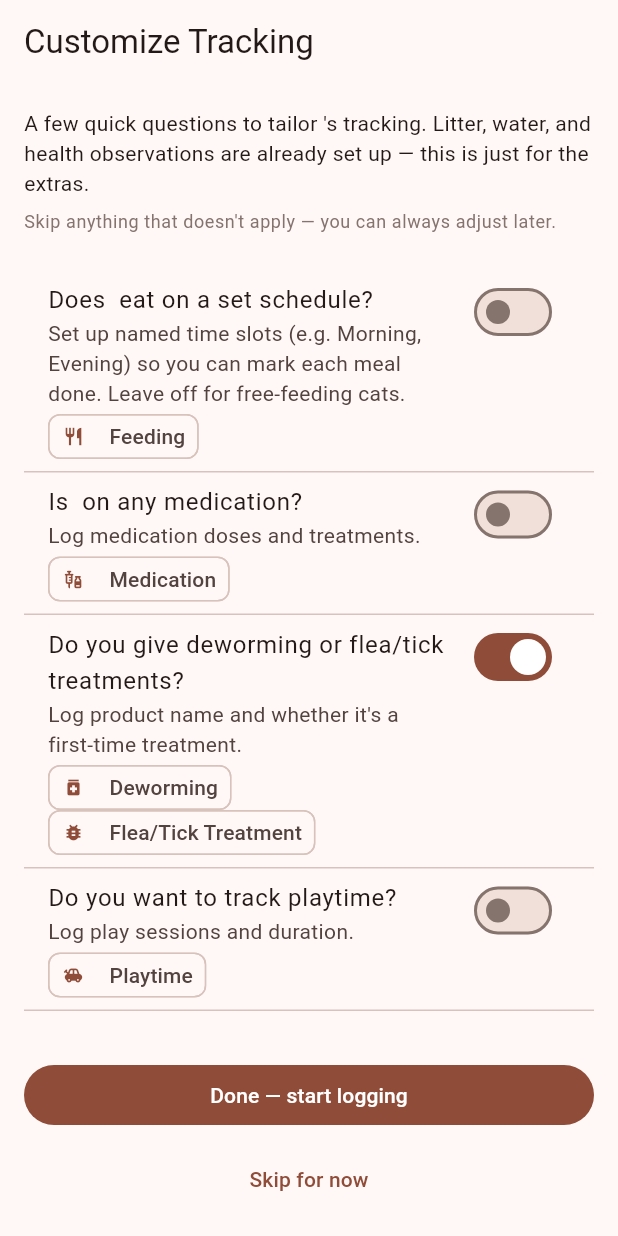
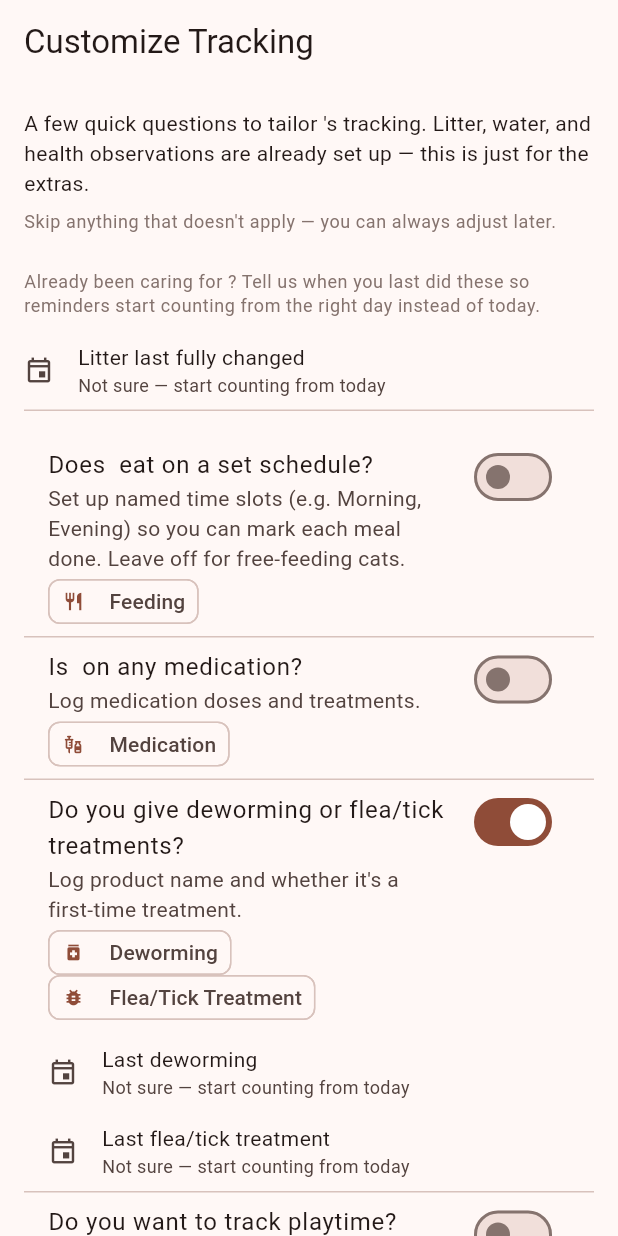
Before and after one commit to WuxiaScrub/pawlog, a Flutter app: the CatCareScreeningScreen screen opened directly with empty values, on a phone screen of 412 x 824 dp. Run offline on Flutter 3.47's test engine with Material 3 defaults, Android fonts, the phone set to English and light mode, and no system bars; our stand-ins replace drift, drift_flutter, fl_chart, flutter_local_notifications, flutter_riverpod, image_picker; missing offline and left inert: sqlite3; accounts and stored records are empty; generated files the repository leaves out were written again.

Commit message:
Seed reminder baselines for long-cadence chores at cat setup
Litter scoop and water change (24h thresholds) still require a real
first log before reminders start, avoiding day-one false positives.
For longer-cadence chores (litter change, deworming, flea treatment)
the screening screen now seeds a baseline event automatically, with
an optional "last done" date field so the user can backfill an
accurate date instead of defaulting to registration time.

```diff
--- a/lib/features/cats/cat_care_screening_screen.dart
+++ b/lib/features/cats/cat_care_screening_screen.dart
@@ -1,8 +1,11 @@
 import 'package:flutter/material.dart';
 import 'package:flutter_riverpod/flutter_riverpod.dart';
+import 'package:intl/intl.dart';
 
 import '../../models/event_type.dart';
 import '../../providers/cats_provider.dart';
+import '../../providers/events_provider.dart';
+import '../../providers/notification_settings_provider.dart';
 
 /// Screening questions shown once after a new cat profile is created.
 /// The user's answers determine which event types appear as quick-log
@@ -52,6 +55,9 @@ class _CatCareScreeningScreenState
 
   late final List<_ScreeningQuestion> _questions;
   late final Map<CatEventType, bool> _enabled;
+  final Map<CatEventType, DateTime?> _lastDone = {
+    for (final t in seedBaselineAtRegistration) t: null,
+  };
   bool _saving = false;
 
   @override
@@ -104,6 +110,23 @@ class _CatCareScreeningScreenState
           catId: widget.catId,
           enabledTypes: enabledTypes,
         );
+
+    // Seed a "last done" baseline for the long-cadence chores so reminders
+    // can start counting immediately instead of staying silent forever
+    // until a first real log. litterChange is always tracked; deworming
+    // and fleaTreatment only get seeded if the user said they apply.
+    final eventsRepo = ref.read(eventsRepositoryProvider);
+    for (final type in seedBaselineAtRegistration) {
+      final applies =
+          type == CatEventType.litterChange || _enabled[type] == true;
+      if (!applies) continue;
+      await eventsRepo.logEvent(
+        catId: widget.catId,
+        eventType: type,
+        notes: 'Added automatically when ${widget.catName} was set up',
+        loggedAt: _lastDone[type] ?? DateTime.now(),
+      );
+    }
     // No Navigator.pop() — this screen is rendered directly by _Root, which
     // will replace it with MainShell the moment screeningDone flips to true.
   }
@@ -130,6 +153,21 @@ class _CatCareScreeningScreenState
                 ),
           ),
           const SizedBox(height: 24),
+          Text(
+            'Already been caring for ${widget.catName}? Tell us when you last did these so reminders start counting from the right day instead of today.',
+            style: Theme.of(context).textTheme.bodySmall?.copyWith(
+                  color: Theme.of(context).colorScheme.outline,
+                ),
+          ),
+          const SizedBox(height: 8),
+          _LastDoneField(
+            label: 'Litter last fully changed',
+            value: _lastDone[CatEventType.litterChange],
+            onChanged: (d) =>
+                setState(() => _lastDone[CatEventType.litterChange] = d),
+          ),
+          const Divider(height: 1),
+          const SizedBox(height: 16),
           for (final q in _questions) ...[
             _ScreeningTile(
               question: q.question,
@@ -142,6 +180,17 @@ class _CatCareScreeningScreenState
                 }
               }),
             ),
+            if (q.types.every((t) => _enabled[t] == true))
+              for (final t in q.types)
+                if (seedBaselineAtRegistration.contains(t))
+                  Padding(
+                    padding: const EdgeInsets.only(left: 16),
+                    child: _LastDoneField(
+                      label: 'Last ${t.label.toLowerCase()}',
+                      value: _lastDone[t],
+                      onChanged: (d) => setState(() => _lastDone[t] = d),
+                    ),
+                  ),
             const Divider(height: 1),
           ],
           const SizedBox(height: 32),
@@ -211,3 +260,57 @@ class _ScreeningTile extends StatelessWidget {
     );
   }
 }
+
+/// Optional date picker used to backfill a "last done" baseline for a
+/// chore the user was already keeping up with before adding this cat.
+/// Leaving it unset falls back to the cat's registration time.
+class _LastDoneField extends StatelessWidget {
+  const _LastDoneField({
+    required this.label,
+    required this.value,
+    required this.onChanged,
+  });
+
+  final String label;
+  final DateTime? value;
+  final ValueChanged<DateTime?> onChanged;
+
+  Future<void> _pick(BuildContext context) async {
+    final now = DateTime.now();
+    final picked = await showDatePicker(
+      context: context,
+      initialDate: value ?? now,
+      firstDate: DateTime(2015),
+      lastDate: now,
+    );
+    // Date-only picker; pin to noon so the resulting event doesn't display
+    // as a slightly odd midnight timestamp in the log history.
+    if (picked != null) {
+      onChanged(DateTime(picked.year, picked.month, picked.day, 12));
+    }
+  }
+
+  @override
+  Widget build(BuildContext context) {
+    return ListTile(
+      contentPadding: EdgeInsets.zero,
+      dense: true,
+      visualDensity: VisualDensity.compact,
+      leading: const Icon(Icons.event_outlined, size: 20),
+      title: Text(label, style: Theme.of(context).textTheme.bodyMedium),
+      subtitle: Text(
+        value != null
+            ? DateFormat.yMMMd().format(value!)
+            : 'Not sure — start counting from today',
+      ),
+      trailing: value != null
+          ? IconButton(
+              icon: const Icon(Icons.clear, size: 18),
+              onPressed: () => onChanged(null),
+              tooltip: 'Clear',
+            )
+          : null,
+      onTap: () => _pick(context),
+    );
+  }
+}
--- a/lib/providers/notification_settings_provider.dart
+++ b/lib/providers/notification_settings_provider.dart
@@ -29,6 +29,19 @@ const Set<CatEventType> defaultEnabledTypes = {
   CatEventType.litterScoop,
   CatEventType.litterChange,
   CatEventType.waterChange,
+  CatEventType.deworming,
+  CatEventType.fleaTreatment,
+};
+
+/// Event types whose default threshold gives a week or more of runway
+/// (litterChange, deworming, fleaTreatment), so seeding a "last done"
+/// baseline at cat registration won't fire a false-positive overdue
+/// alert before the user has had a chance to log a real event. The
+/// short-cadence chores (litterScoop, waterChange, both 24h) are
+/// deliberately excluded — seeding those would almost always trigger a
+/// spurious reminder within a day of setup.
+const Set<CatEventType> seedBaselineAtRegistration = {
+  CatEventType.litterChange,
   CatEventType.deworming,
   CatEventType.fleaTreatment,
 };
```
